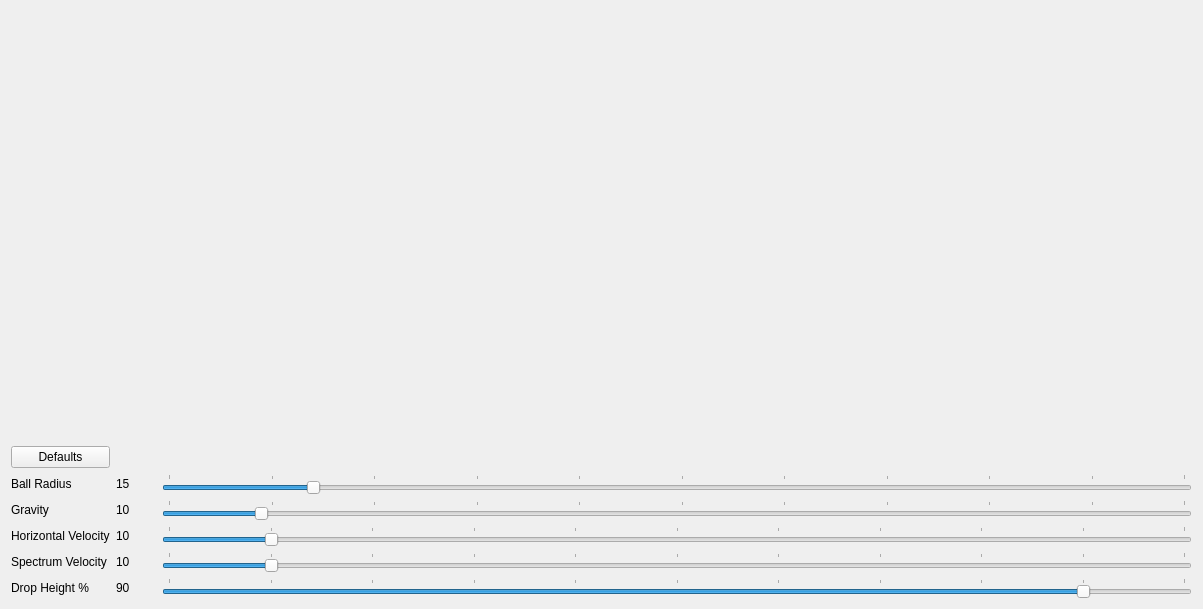
Qt form Effects/BouncingBall/BouncingBallEffect.ui (DLdota/OpenRGBEffectsPlugin) before a commit.
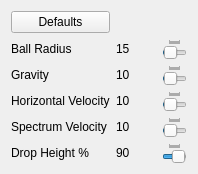
The same form after that commit. Custom widgets are drawn as their Qt base class.

Commit message: Effect page rework, WIP

```diff
--- a/Effects/BouncingBall/BouncingBallEffect.ui
+++ b/Effects/BouncingBall/BouncingBallEffect.ui
@@ -6,167 +6,43 @@
    <rect>
     <x>0</x>
     <y>0</y>
-    <width>1203</width>
-    <height>609</height>
+    <width>198</width>
+    <height>170</height>
    </rect>
   </property>
   <property name="windowTitle">
    <string>Form</string>
   </property>
   <layout class="QGridLayout" name="gridLayout">
-   <item row="5" column="0">
+   <item row="4" column="1">
+    <widget class="QLabel" name="spectrum_velocity_value_label">
+     <property name="text">
+      <string>10</string>
+     </property>
+    </widget>
+   </item>
+   <item row="1" column="0">
+    <widget class="QLabel" name="ball_radius_label">
+     <property name="text">
+      <string>Ball Radius</string>
+     </property>
+    </widget>
+   </item>
+   <item row="4" column="0">
     <widget class="QLabel" name="spectrum_velocity_label">
      <property name="text">
       <string>Spectrum Velocity</string>
      </property>
     </widget>
    </item>
-   <item row="0" column="2">
-    <spacer name="verticalSpacer">
-     <property name="orientation">
-      <enum>Qt::Vertical</enum>
-     </property>
-     <property name="sizeHint" stdset="0">
-      <size>
-       <width>20</width>
-       <height>40</height>
-      </size>
-     </property>
-    </spacer>
-   </item>
-   <item row="2" column="2">
-    <widget class="QTooltipedSlider" name="ball_radius_slider">
-     <property name="minimum">
-      <number>1</number>
-     </property>
-     <property name="maximum">
-      <number>100</number>
-     </property>
-     <property name="value">
-      <number>15</number>
-     </property>
-     <property name="orientation">
-      <enum>Qt::Horizontal</enum>
-     </property>
-     <property name="tickPosition">
-      <enum>QSlider::TicksAbove</enum>
-     </property>
-     <property name="tickInterval">
-      <number>10</number>
-     </property>
-    </widget>
-   </item>
-   <item row="4" column="2">
-    <widget class="QTooltipedSlider" name="horizontal_velocity_slider">
-     <property name="toolTip">
-      <string>How fast the ball moves side to side</string>
-     </property>
-     <property name="minimum">
-      <number>0</number>
-     </property>
-     <property name="maximum">
-      <number>100</number>
-     </property>
-     <property name="value">
-      <number>10</number>
-     </property>
-     <property name="sliderPosition">
-      <number>10</number>
-     </property>
-     <property name="orientation">
-      <enum>Qt::Horizontal</enum>
-     </property>
-     <property name="invertedControls">
-      <bool>false</bool>
-     </property>
-     <property name="tickPosition">
-      <enum>QSlider::TicksAbove</enum>
-     </property>
-     <property name="tickInterval">
-      <number>10</number>
-     </property>
-    </widget>
-   </item>
-   <item row="5" column="2">
-    <widget class="QTooltipedSlider" name="spectrum_velocity_slider">
-     <property name="minimum">
-      <number>0</number>
-     </property>
-     <property name="maximum">
-      <number>100</number>
-     </property>
-     <property name="value">
-      <number>10</number>
-     </property>
-     <property name="orientation">
-      <enum>Qt::Horizontal</enum>
-     </property>
-     <property name="tickPosition">
-      <enum>QSlider::TicksAbove</enum>
-     </property>
-     <property name="tickInterval">
-      <number>10</number>
-     </property>
-    </widget>
-   </item>
-   <item row="1" column="0">
+   <item row="0" column="0">
     <widget class="QPushButton" name="reset_defaults_button">
      <property name="text">
       <string>Defaults</string>
      </property>
     </widget>
    </item>
-   <item row="3" column="0">
-    <widget class="QLabel" name="gravity_label">
-     <property name="text">
-      <string>Gravity</string>
-     </property>
-    </widget>
-   </item>
-   <item row="2" column="0">
-    <widget class="QLabel" name="ball_radius_label">
-     <property name="text">
-      <string>Ball Radius</string>
-     </property>
-    </widget>
-   </item>
-   <item row="4" column="1">
-    <widget class="QLabel" name="horizontal_velocity_value_label">
-     <property name="text">
-      <string>10</string>
-     </property>
-    </widget>
-   </item>
-   <item row="5" column="1">
-    <widget class="QLabel" name="spectrum_velocity_value_label">
-     <property name="text">
-      <string>10</string>
-     </property>
-    </widget>
-   </item>
-   <item row="6" column="2">
-    <widget class="QTooltipedSlider" name="drop_height_percent_slider">
-     <property name="minimum">
-      <number>0</number>
-     </property>
-     <property name="maximum">
-      <number>100</number>
-     </property>
-     <property name="value">
-      <number>90</number>
-     </property>
-     <property name="orientation">
-      <enum>Qt::Horizontal</enum>
-     </property>
-     <property name="tickPosition">
-      <enum>QSlider::TicksAbove</enum>
-     </property>
-     <property name="tickInterval">
-      <number>10</number>
-     </property>
-    </widget>
-   </item>
-   <item row="3" column="1">
+   <item row="2" column="1">
     <widget class="QLabel" name="gravity_value_label">
      <property name="text">
       <string>10</string>
@@ -176,14 +52,14 @@
      </property>
     </widget>
    </item>
-   <item row="6" column="0">
+   <item row="5" column="0">
     <widget class="QLabel" name="drop_height_percent_label">
      <property name="text">
       <string>Drop Height %</string>
      </property>
     </widget>
    </item>
-   <item row="2" column="1">
+   <item row="1" column="1">
     <widget class="QLabel" name="ball_radius_value_label">
      <property name="minimumSize">
       <size>
@@ -199,14 +75,36 @@
      </property>
     </widget>
    </item>
-   <item row="6" column="1">
-    <widget class="QLabel" name="drop_height_percent_value_label">
+   <item row="5" column="2">
+    <widget class="QTooltipedSlider" name="drop_height_percent_slider">
+     <property name="minimum">
+      <number>0</number>
+     </property>
+     <property name="maximum">
+      <number>100</number>
+     </property>
+     <property name="value">
+      <number>90</number>
+     </property>
+     <property name="orientation">
+      <enum>Qt::Horizontal</enum>
+     </property>
+     <property name="tickPosition">
+      <enum>QSlider::TicksAbove</enum>
+     </property>
+     <property name="tickInterval">
+      <number>10</number>
+     </property>
+    </widget>
+   </item>
+   <item row="3" column="1">
+    <widget class="QLabel" name="horizontal_velocity_value_label">
      <property name="text">
-      <string>90</string>
+      <string>10</string>
      </property>
     </widget>
    </item>
-   <item row="4" column="0">
+   <item row="3" column="0">
     <widget class="QLabel" name="horizontal_velocity_label">
      <property name="text">
       <string>Horizontal Velocity</string>
@@ -214,6 +112,37 @@
     </widget>
    </item>
    <item row="3" column="2">
+    <widget class="QTooltipedSlider" name="horizontal_velocity_slider">
+     <property name="toolTip">
+      <string>How fast the ball moves side to side</string>
+     </property>
+     <property name="minimum">
+      <number>0</number>
+     </property>
+     <property name="maximum">
+      <number>100</number>
+     </property>
+     <property name="value">
+      <number>10</number>
+     </property>
+     <property name="sliderPosition">
+      <number>10</number>
+     </property>
+     <property name="orientation">
+      <enum>Qt::Horizontal</enum>
+     </property>
+     <property name="invertedControls">
+      <bool>false</bool>
+     </property>
+     <property name="tickPosition">
+      <enum>QSlider::TicksAbove</enum>
+     </property>
+     <property name="tickInterval">
+      <number>10</number>
+     </property>
+    </widget>
+   </item>
+   <item row="2" column="2">
     <widget class="QTooltipedSlider" name="gravity_slider">
      <property name="minimum">
       <number>1</number>
@@ -235,6 +164,64 @@
      </property>
     </widget>
    </item>
+   <item row="4" column="2">
+    <widget class="QTooltipedSlider" name="spectrum_velocity_slider">
+     <property name="minimum">
+      <number>0</number>
+     </property>
+     <property name="maximum">
+      <number>100</number>
+     </property>
+     <property name="value">
+      <number>10</number>
+     </property>
+     <property name="orientation">
+      <enum>Qt::Horizontal</enum>
+     </property>
+     <property name="tickPosition">
+      <enum>QSlider::TicksAbove</enum>
+     </property>
+     <property name="tickInterval">
+      <number>10</number>
+     </property>
+    </widget>
+   </item>
+   <item row="1" column="2">
+    <widget class="QTooltipedSlider" name="ball_radius_slider">
+     <property name="minimum">
+      <number>1</number>
+     </property>
+     <property name="maximum">
+      <number>100</number>
+     </property>
+     <property name="value">
+      <number>15</number>
+     </property>
+     <property name="orientation">
+      <enum>Qt::Horizontal</enum>
+     </property>
+     <property name="tickPosition">
+      <enum>QSlider::TicksAbove</enum>
+     </property>
+     <property name="tickInterval">
+      <number>10</number>
+     </property>
+    </widget>
+   </item>
+   <item row="5" column="1">
+    <widget class="QLabel" name="drop_height_percent_value_label">
+     <property name="text">
+      <string>90</string>
+     </property>
+    </widget>
+   </item>
+   <item row="2" column="0">
+    <widget class="QLabel" name="gravity_label">
+     <property name="text">
+      <string>Gravity</string>
+     </property>
+    </widget>
+   </item>
   </layout>
  </widget>
  <customwidgets>
```
The commit also changes 39 other files.
